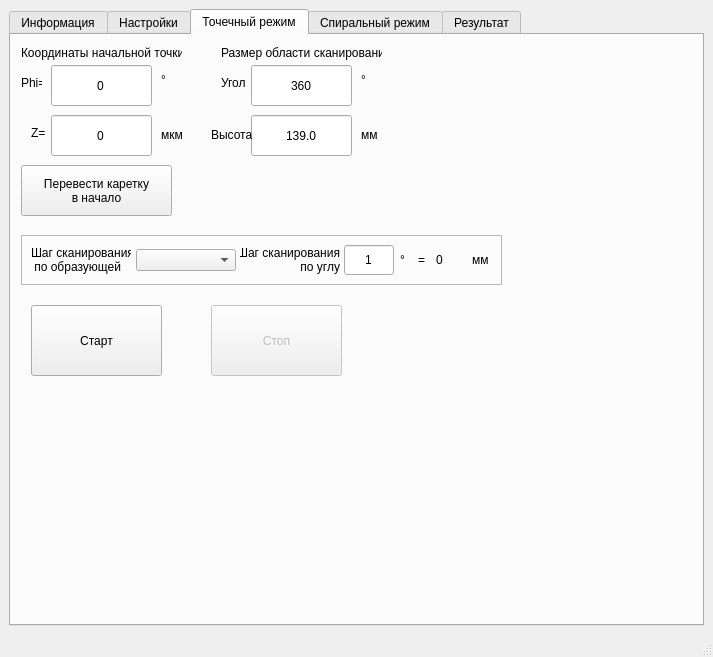
BuslaySt/Rotor, file rotor_ui_v2.1.ui: the form before one commit.
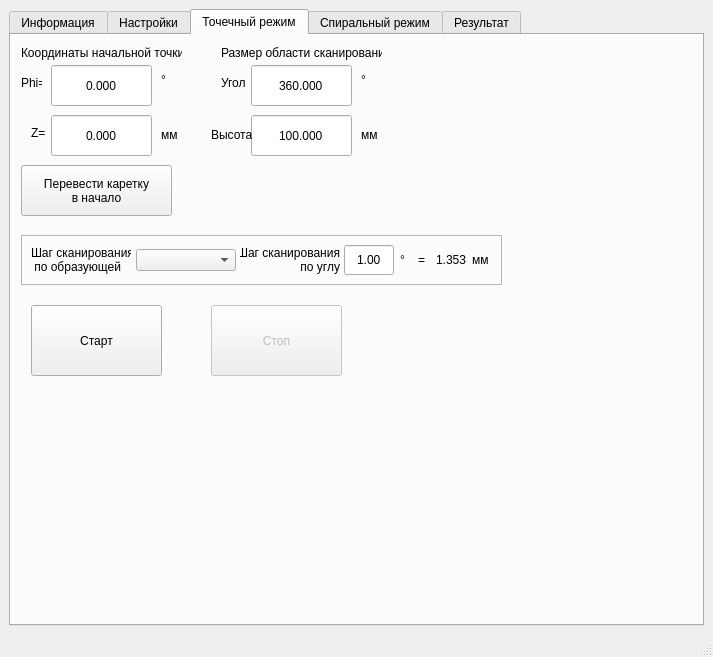
The form after the commit. The open tabs and pages were chosen to show the change. Icons and pictures are not drawn.

```diff
--- a/rotor_ui_v2.1.ui
+++ b/rotor_ui_v2.1.ui
@@ -808,7 +808,7 @@
             </size>
            </property>
            <property name="text">
-            <string>1</string>
+            <string>1.00</string>
            </property>
            <property name="alignment">
             <set>Qt::AlignCenter</set>
@@ -864,7 +864,7 @@
             </size>
            </property>
            <property name="text">
-            <string>0</string>
+            <string>1.353</string>
            </property>
            <property name="alignment">
             <set>Qt::AlignLeading|Qt::AlignLeft|Qt::AlignVCenter</set>
@@ -905,7 +905,7 @@
          </rect>
         </property>
         <property name="text">
-         <string>0</string>
+         <string>0.000</string>
         </property>
         <property name="alignment">
          <set>Qt::AlignCenter</set>
@@ -951,7 +951,7 @@
          </rect>
         </property>
         <property name="text">
-         <string>0</string>
+         <string>0.000</string>
         </property>
         <property name="alignment">
          <set>Qt::AlignCenter</set>
@@ -1022,7 +1022,7 @@
          </rect>
         </property>
         <property name="text">
-         <string>360</string>
+         <string>360.000</string>
         </property>
         <property name="alignment">
          <set>Qt::AlignCenter</set>
@@ -1041,7 +1041,7 @@
          </rect>
         </property>
         <property name="text">
-         <string>139.0</string>
+         <string>100.000</string>
         </property>
         <property name="alignment">
          <set>Qt::AlignCenter</set>
@@ -1124,7 +1124,7 @@
          </rect>
         </property>
         <property name="text">
-         <string>мкм</string>
+         <string>мм</string>
         </property>
        </widget>
        <widget class="QLabel" name="tab3_lbl_degree_2">
```
Left out of the diff: 17 changed lines with no effect on the pictures.
